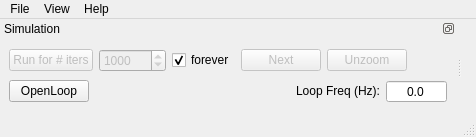
First picture: the form in shesha/shesha/widgets/widget_bench.ui, repository COSMIC-RTC/compass, before the edit.
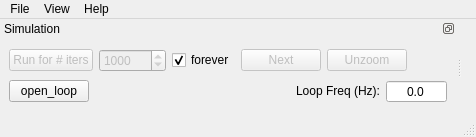
Second picture: the form after the edit.

Diff of the .ui file:
```diff
--- a/shesha/shesha/widgets/widget_bench.ui
+++ b/shesha/shesha/widgets/widget_bench.ui
@@ -198,7 +198,7 @@
        <item>
         <widget class="QPushButton" name="wao_openLoop">
          <property name="text">
-          <string>OpenLoop</string>
+          <string>open_loop</string>
          </property>
         </widget>
        </item>
```
Left out of the diff: 2 changed lines with no effect on the pictures.
